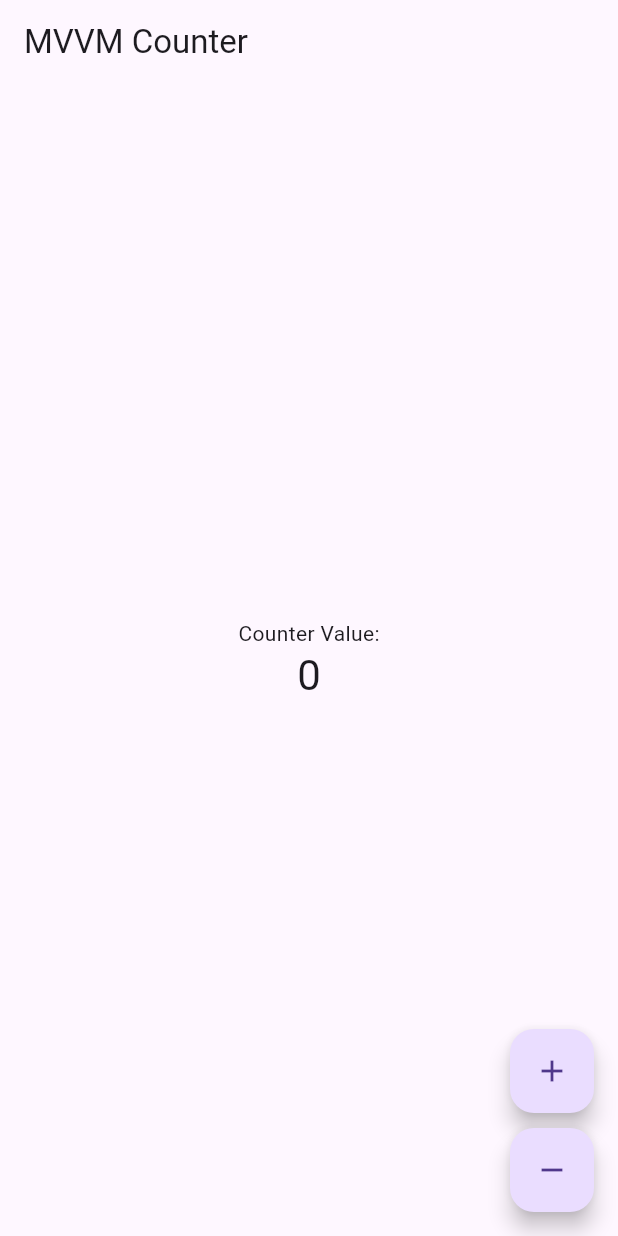
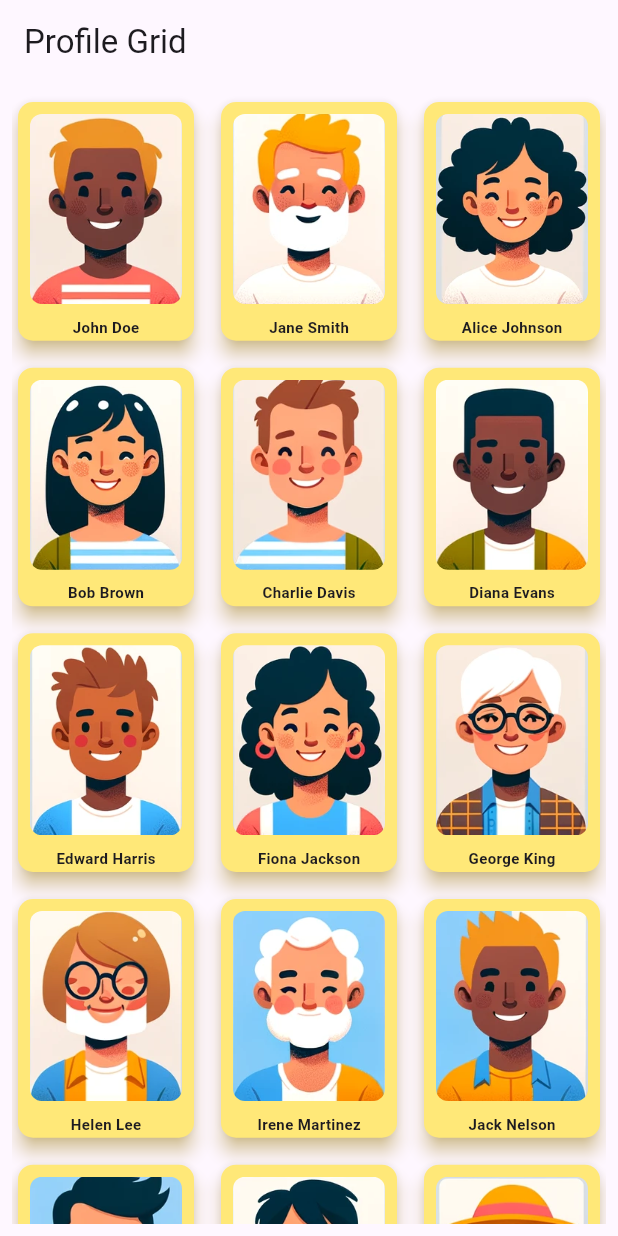
Before and after one commit to Chun-Bae/personnote, a Flutter app: the screen it shows after launch, on a phone screen of 412 x 824 dp. Run offline on Flutter 3.47's test engine with Material 3 defaults, Android fonts, the phone set to English and light mode, and no system bars.

Commit message:
profile grid view

```diff
--- a/lib/main.dart
+++ b/lib/main.dart
@@ -4,6 +4,7 @@ import 'package:flutter/material.dart';
 import 'package:provider/provider.dart';
 import 'viewmodels/counter_viewmodel.dart';
 import 'views/counter_view.dart';
+import 'views/profile_grid_view.dart';
 
 void main() {
   runApp(
@@ -22,7 +23,7 @@ class MyApp extends StatelessWidget {
       theme: ThemeData(
         primarySwatch: Colors.blue,
       ),
-      home: CounterView(),
+      home: ProfileGridView(),
     );
   }
 }
--- /dev/null
+++ b/lib/views/profile_grid_view.dart
@@ -0,0 +1,94 @@
+import 'package:flutter/material.dart';
+
+class ProfileGridView extends StatelessWidget {
+  final List<Map<String, String>> profiles = [
+    {'name': 'John Doe', 'image': 'assets/profile1.jpg'},
+    {'name': 'Jane Smith', 'image': 'assets/profile2.jpg'},
+    {'name': 'Alice Johnson', 'image': 'assets/profile3.jpg'},
+    {'name': 'Bob Brown', 'image': 'assets/profile4.jpg'},
+    {'name': 'Charlie Davis', 'image': 'assets/profile5.jpg'},
+    {'name': 'Diana Evans', 'image': 'assets/profile6.jpg'},
+    {'name': 'Edward Harris', 'image': 'assets/profile7.jpg'},
+    {'name': 'Fiona Jackson', 'image': 'assets/profile8.jpg'},
+    {'name': 'George King', 'image': 'assets/profile9.jpg'},
+    {'name': 'Helen Lee', 'image': 'assets/profile10.jpg'},
+    {'name': 'Irene Martinez', 'image': 'assets/profile11.jpg'},
+    {'name': 'Jack Nelson', 'image': 'assets/profile12.jpg'},
+    {'name': 'Karen Owens', 'image': 'assets/profile13.jpg'},
+    {'name': 'Liam Peterson', 'image': 'assets/profile14.jpg'},
+    {'name': 'Monica Quinn', 'image': 'assets/profile15.jpg'},
+    {'name': 'Nathan Roberts', 'image': 'assets/profile16.jpg'},
+  ];
+
+  @override
+  Widget build(BuildContext context) {
+    return Scaffold(
+      appBar: AppBar(
+        title: Text('Profile Grid'),
+      ),
+      body: Padding(
+        padding: const EdgeInsets.all(8.0),
+        child: GridView.builder(
+          gridDelegate: SliverGridDelegateWithFixedCrossAxisCount(
+            crossAxisCount: 3,
+            childAspectRatio: 3 / 4, // 카드의 가로 세로 비율을 3/4로 설정
+            crossAxisSpacing: 10,
+            mainAxisSpacing: 10,
+          ),
+          itemCount: profiles.length,
+          itemBuilder: (context, index) {
+            return ProfileCard(
+              name: profiles[index]['name']!,
+              imagePath: profiles[index]['image']!,
+            );
+          },
+        ),
+      ),
+    );
+  }
+}
+
+class ProfileCard extends StatelessWidget {
+  final String name;
+  final String imagePath;
+
+  ProfileCard({required this.name, required this.imagePath});
+
+  @override
+  Widget build(BuildContext context) {
+    return Card(
+      color: Color(0xFFFFE878),
+      shadowColor: Color(0xFFFFD447),
+      shape: RoundedRectangleBorder(
+        borderRadius: BorderRadius.circular(10),
+      ),
+      elevation: 5,
+      child: Padding(
+        padding: const EdgeInsets.all(8.0),
+        child: Column(
+          mainAxisAlignment: MainAxisAlignment.center,
+          children: [
+            AspectRatio(
+              aspectRatio: 4 / 5,
+              child: ClipRRect(
+                borderRadius: BorderRadius.circular(8),
+                child: Image.asset(
+                  imagePath,
+                  fit: BoxFit.cover,
+                ),
+              ),
+            ),
+            SizedBox(height: 8),
+            Text(
+              name,
+              style: TextStyle(
+                fontSize: 10,
+                fontWeight: FontWeight.bold,
+              ),
+            ),
+          ],
+        ),
+      ),
+    );
+  }
+}
```
Also changed, not shown: pubspec.yaml (+18 -0 lines), assets/profile1.jpg (added), assets/profile10.jpg (added), assets/profile11.jpg (added), assets/profile12.jpg (added), assets/profile13.jpg (added), assets/profile14.jpg (added), assets/profile15.jpg (added), assets/profile16.jpg (added), assets/profile2.jpg (added), assets/profile3.jpg (added), assets/profile4.jpg (added), assets/profile5.jpg (added), assets/profile6.jpg (added), 3 more files.
